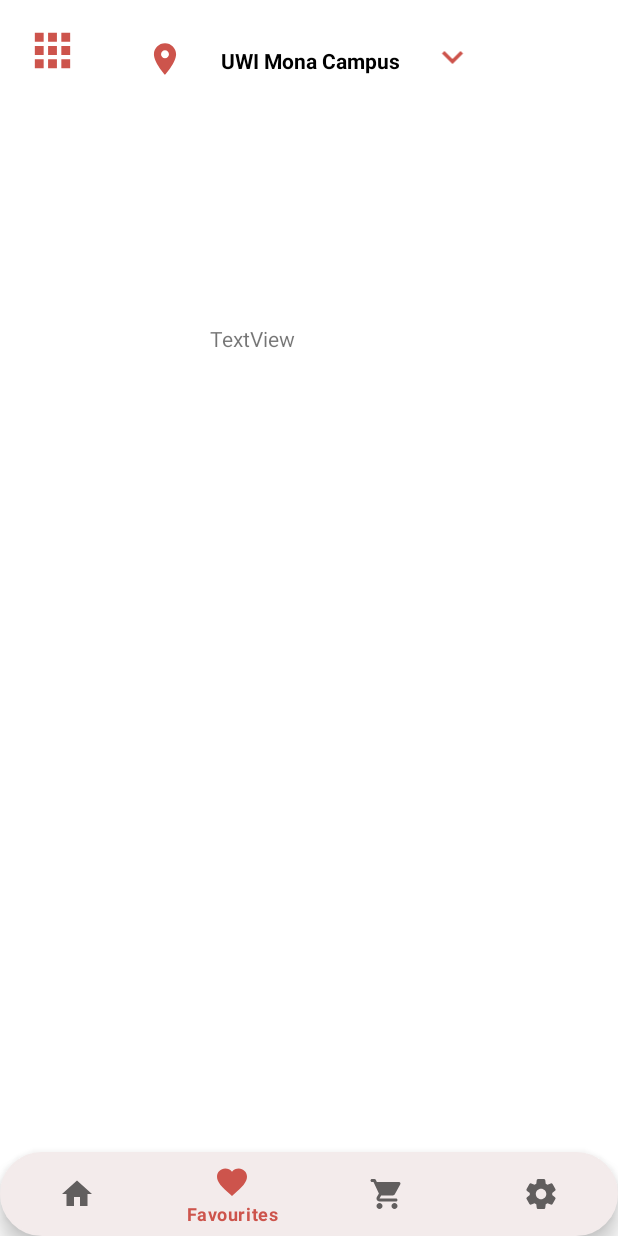
After one commit to Chavaughn/SWEN3001_Project_StarvationPrevention, an Android app: the FavouritesFragment screen opened through its navigation route, on a phone screen of 412 x 824 dp. The commit adds this screen. Run offline under Robolectric (Android 15) with nearby library versions, the phone set to English and light mode, and no system bars; our stand-ins replace Room's generated code, navigation-ui.

Commit message:
Fav screen init

```diff
--- /dev/null
+++ b/app/src/main/java/com/example/swen3001_project_starvationprevention/fragment/FavouritesFragment.kt
@@ -0,0 +1,55 @@
+package com.example.swen3001_project_starvationprevention.fragment
+
+import android.os.Bundle
+import androidx.fragment.app.Fragment
+import android.view.LayoutInflater
+import android.view.View
+import android.view.ViewGroup
+import android.widget.Toast
+import androidx.lifecycle.Observer
+import androidx.lifecycle.ViewModelProvider
+import androidx.navigation.fragment.findNavController
+import androidx.recyclerview.widget.LinearLayoutManager
+import androidx.recyclerview.widget.RecyclerView
+import com.example.swen3001_project_starvationprevention.adapter.ItemListAdapter
+import com.example.swen3001_project_starvationprevention.databinding.RestaurantFragmentBinding
+import com.example.swen3001_project_starvationprevention.model.viewmodel.RestaurantItemViewModel
+import com.example.swen3001_project_starvationprevention.R
+import com.example.swen3001_project_starvationprevention.databinding.FavouritesFragmentBinding
+
+/**
+ * A simple [Fragment] subclass as the second destination in the navigation.
+ */
+class FavouritesFragment : Fragment() {
+
+
+
+    private var _binding: FavouritesFragmentBinding? = null
+
+    // This property is only valid between onCreateView and
+    // onDestroyView.
+    private val binding get() = _binding!!
+
+    override fun onCreateView(
+
+
+        inflater: LayoutInflater, container: ViewGroup?,
+        savedInstanceState: Bundle?
+    ): View? {
+
+        _binding = FavouritesFragmentBinding.inflate(inflater, container, false)
+        return binding.root
+
+    }
+
+
+    override fun onViewCreated(view: View, savedInstanceState: Bundle?) {
+        super.onViewCreated(view, savedInstanceState)
+    }
+
+
+    override fun onDestroyView() {
+        super.onDestroyView()
+        _binding = null
+    }
+}
--- /dev/null
+++ b/app/src/main/res/layout/favourites_fragment.xml
@@ -0,0 +1,17 @@
+<?xml version="1.0" encoding="utf-8"?>
+<androidx.constraintlayout.widget.ConstraintLayout xmlns:android="http://schemas.android.com/apk/res/android"
+    xmlns:app="http://schemas.android.com/apk/res-auto"
+    xmlns:tools="http://schemas.android.com/tools"
+    android:layout_width="match_parent"
+    android:layout_height="match_parent">
+
+    <TextView
+        android:id="@+id/textView3"
+        android:layout_width="149dp"
+        android:layout_height="113dp"
+        android:layout_marginStart="140dp"
+        android:layout_marginTop="136dp"
+        android:text="TextView"
+        app:layout_constraintStart_toStartOf="parent"
+        app:layout_constraintTop_toTopOf="parent" />
+</androidx.constraintlayout.widget.ConstraintLayout>
--- a/app/src/main/res/menu/nav_menu.xml
+++ b/app/src/main/res/menu/nav_menu.xml
@@ -6,6 +6,7 @@
         android:icon="@drawable/home_icon"
         android:title="@string/home" />
     <item
+        android:id="@+id/favoritesFragment"
         android:icon="@drawable/favourite_icon"
         android:title="@string/favourites" />
     <item
--- a/app/src/main/res/navigation/nav_graph.xml
+++ b/app/src/main/res/navigation/nav_graph.xml
@@ -63,9 +63,9 @@
     </fragment>
     <fragment
         android:id="@+id/favoritesFragment"
-        android:name="com.example.swen3001_project_starvationprevention.FavoritesFragment"
+        android:name="com.example.swen3001_project_starvationprevention.fragment.FavouritesFragment"
         android:label="fragment_favorites"
-        tools:layout="@layout/fragment_favorites" >
+        tools:layout="@layout/favourites_fragment" >
         <action
             android:id="@+id/action_favoritesFragment_to_homeFragment"
             app:destination="@id/homeFragment" />
```
